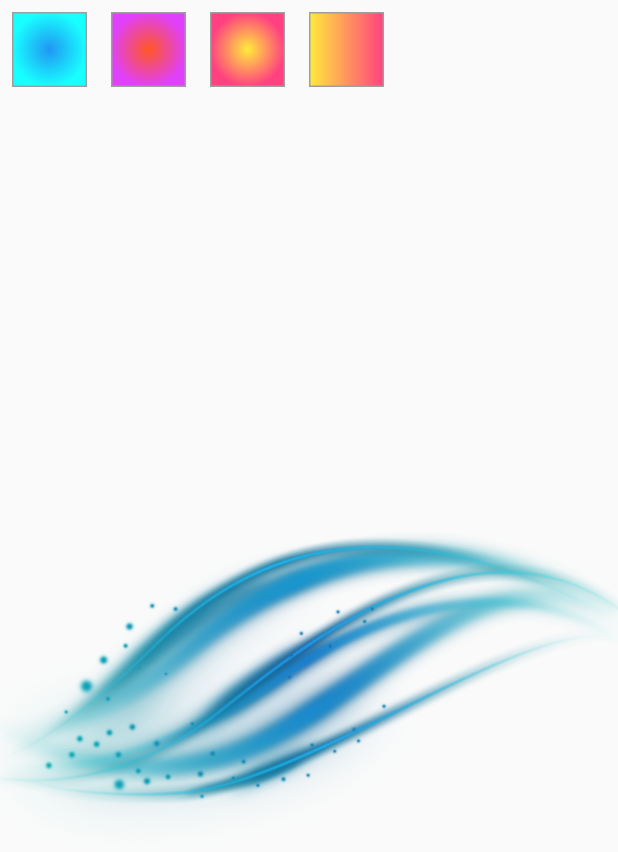
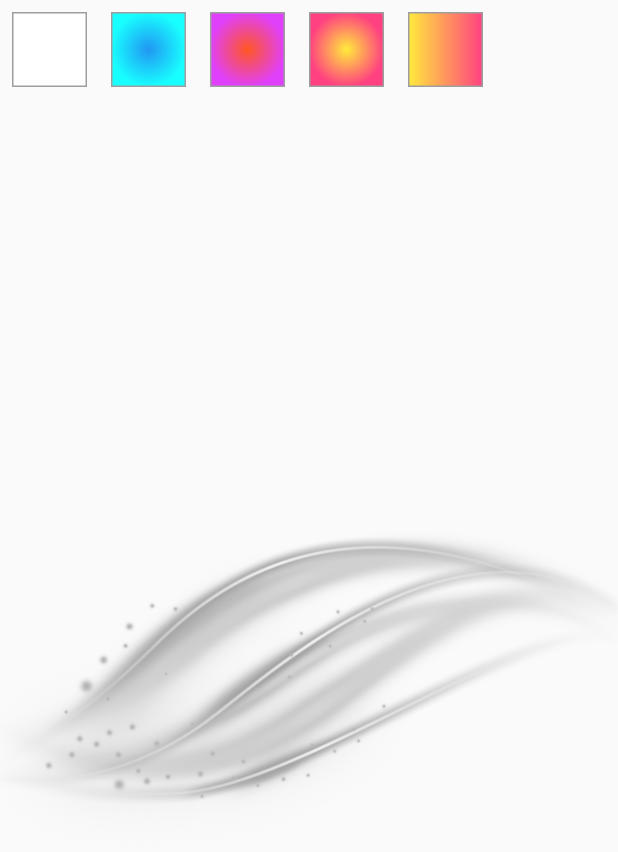
Before and after one commit to Koallider/flutter_image_gradient, a Flutter app: the screen it shows after launch, on a phone screen of 412 x 824 dp. Shown: the top 852 px of the screen. Run offline on Flutter 3.47's test engine with Material 2 defaults, Android fonts, the phone set to English and light mode, and no system bars.

Commit message:
Added a white color example to better see the usecase

```diff
--- a/example/lib/main.dart
+++ b/example/lib/main.dart
@@ -35,6 +35,7 @@ class _MyHomePageState extends State<MyHomePage> {
   void initState() {
     super.initState();
     exampleGradients = [
+      const RadialGradient(colors: [Colors.white, Colors.white]),
       const RadialGradient(colors: [Colors.blue, Colors.cyanAccent]),
       const RadialGradient(colors: [Colors.deepOrange, Colors.purpleAccent]),
       const RadialGradient(colors: [Colors.yellow, Colors.pinkAccent]),
```
